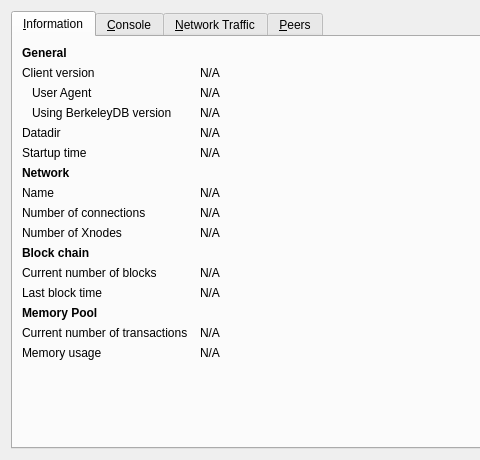
Ethernodes-org/BitcoinZero, file src/qt/forms/debugwindow.ui: the form before one commit; both pictures show x 0 to 480 and y 0 to 460 of the 740 by 460 pixel window.
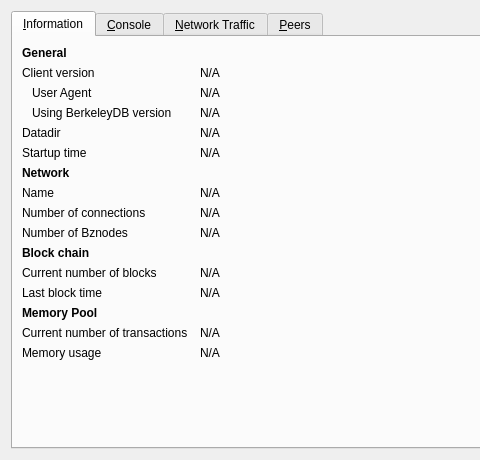
The form after the commit. Icons and pictures are not drawn. Custom widgets are drawn as their Qt base class.

The edit to the form file:
```diff
--- a/src/qt/forms/debugwindow.ui
+++ b/src/qt/forms/debugwindow.ui
@@ -226,7 +226,7 @@
        <item row="9" column="0">
         <widget class="QLabel" name="xnodeCountLabel">
          <property name="text">
-          <string>Number of Xnodes</string>
+          <string>Number of Bznodes</string>
          </property>
         </widget>
        </item>
```
Left out of the diff: 4 changed lines with no effect on the pictures.
